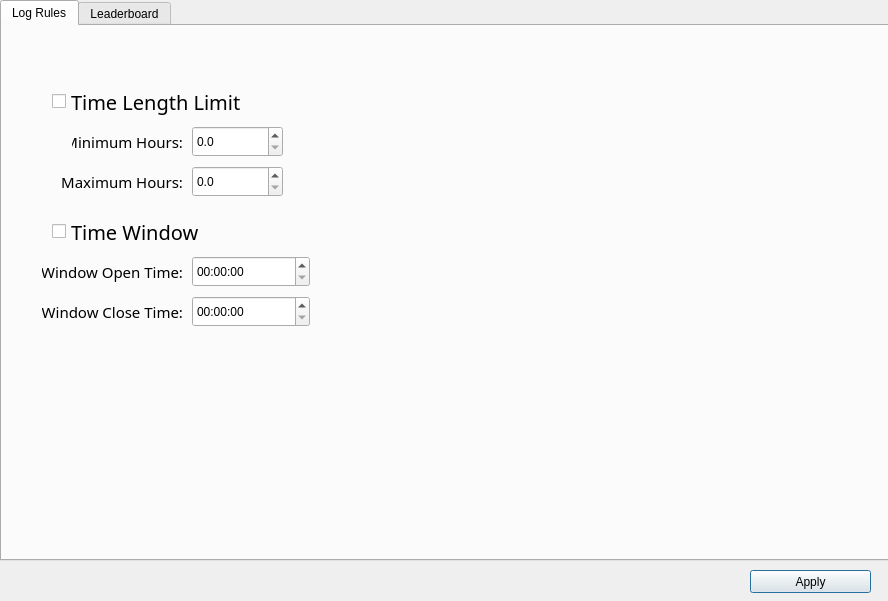
This is GUI/OptionsDialog.ui in Pearadox/PearLogger2 as Qt 5 draws it before an edit. The edited form follows.
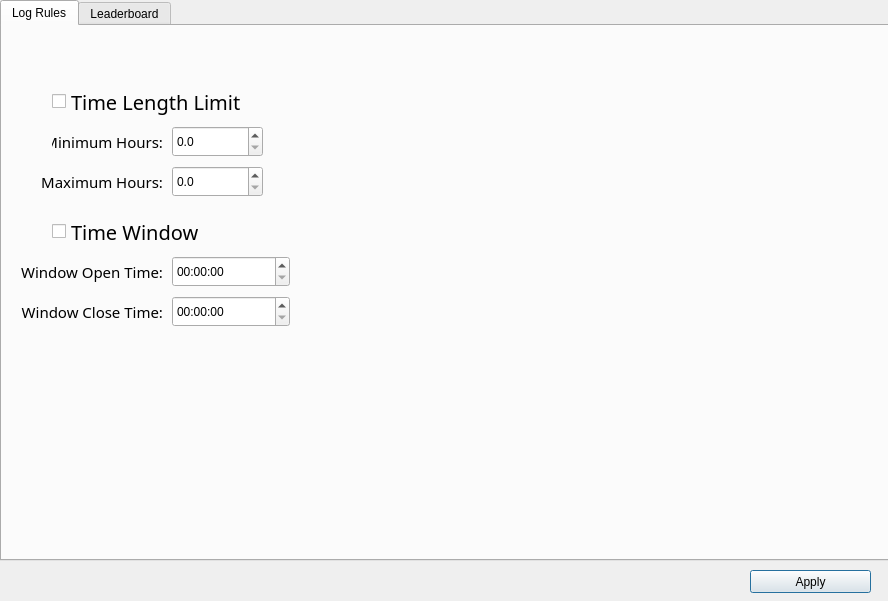
This is the edited form. The open tabs and pages were chosen to show the change.

What changed in the file:
```diff
--- a/GUI/OptionsDialog.ui
+++ b/GUI/OptionsDialog.ui
@@ -51,7 +51,7 @@
     <widget class="QLabel" name="minimum_hours_label">
      <property name="geometry">
       <rect>
-       <x>70</x>
+       <x>50</x>
        <y>100</y>
        <width>111</width>
        <height>31</height>
@@ -73,7 +73,7 @@
     <widget class="QDoubleSpinBox" name="minimum_hours_spinBox">
      <property name="geometry">
       <rect>
-       <x>190</x>
+       <x>170</x>
        <y>100</y>
        <width>91</width>
        <height>31</height>
@@ -89,7 +89,7 @@
     <widget class="QLabel" name="maximum_hours_label">
      <property name="geometry">
       <rect>
-       <x>60</x>
+       <x>40</x>
        <y>140</y>
        <width>121</width>
        <height>31</height>
@@ -111,7 +111,7 @@
     <widget class="QDoubleSpinBox" name="maximum_hours_spinBox">
      <property name="geometry">
       <rect>
-       <x>190</x>
+       <x>170</x>
        <y>140</y>
        <width>91</width>
        <height>31</height>
@@ -146,9 +146,9 @@
     <widget class="QLabel" name="window_open_label">
      <property name="geometry">
       <rect>
-       <x>40</x>
+       <x>-10</x>
        <y>230</y>
-       <width>141</width>
+       <width>171</width>
        <height>31</height>
       </rect>
      </property>
@@ -168,9 +168,9 @@
     <widget class="QLabel" name="window_close_label">
      <property name="geometry">
       <rect>
-       <x>40</x>
+       <x>-10</x>
        <y>270</y>
-       <width>141</width>
+       <width>171</width>
        <height>31</height>
       </rect>
      </property>
@@ -190,7 +190,7 @@
     <widget class="QTimeEdit" name="window_open_timeEdit">
      <property name="geometry">
       <rect>
-       <x>190</x>
+       <x>170</x>
        <y>230</y>
        <width>118</width>
        <height>31</height>
@@ -200,7 +200,7 @@
     <widget class="QTimeEdit" name="window_close_timeEdit">
      <property name="geometry">
       <rect>
-       <x>190</x>
+       <x>170</x>
        <y>270</y>
        <width>118</width>
        <height>31</height>
```
Left out of the diff: 2 changed lines with no effect on the pictures.
